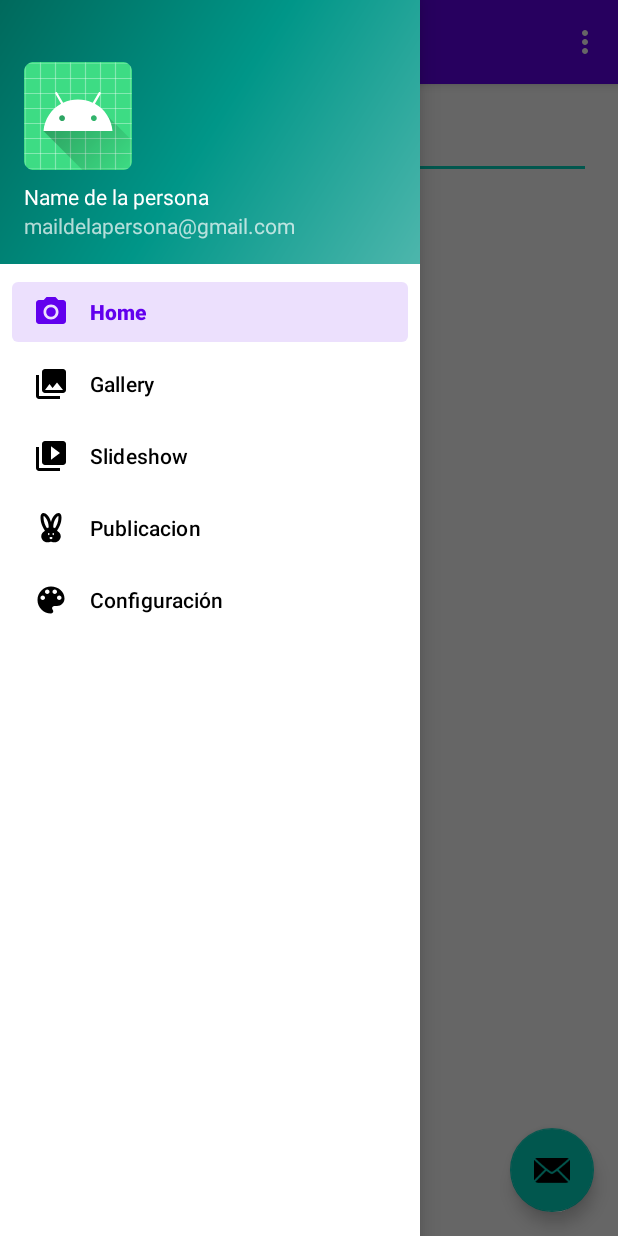
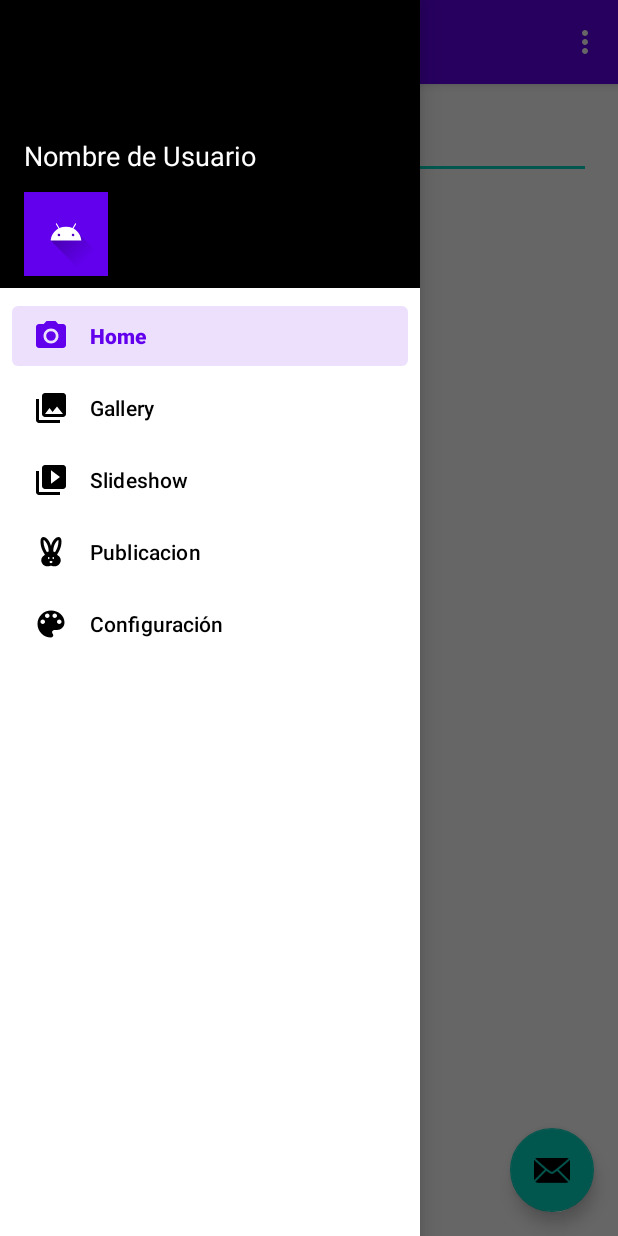
Before and after one commit to KaiserGott/BepawsomeDos, an Android app: the MainActivity screen opened directly, with no data from a screen before it, with the side drawer open, on a phone screen of 412 x 824 dp. Run offline under Robolectric (Android 15) with nearby library versions, the phone set to English and light mode, and no system bars; our stand-ins replace Firebase (no records; nobody signed in at launch, a user with empty details on screens opened directly), navigation-ui; pictures from the network do not load; 2 statements that could not run were skipped.

Commit message:
cambios varios

```diff
--- a/app/src/main/java/com/example/bepawsomedos/MainActivity.kt
+++ b/app/src/main/java/com/example/bepawsomedos/MainActivity.kt
@@ -12,14 +12,20 @@ import androidx.navigation.ui.setupWithNavController
 import com.example.bepawsomedos.databinding.ActivityMainBinding
 import com.google.android.material.snackbar.Snackbar
 import com.google.android.material.navigation.NavigationView
-import com.google.firebase.database.DatabaseReference
-import com.google.firebase.database.FirebaseDatabase
+import com.google.firebase.auth.FirebaseAuth
+import com.google.firebase.database.*
+import com.bumptech.glide.Glide
+import android.util.Log
+import android.widget.ImageView
+import android.widget.TextView
+import com.example.bepawsomedos.models.User
 
 class MainActivity : AppCompatActivity() {
 
     private lateinit var appBarConfiguration: AppBarConfiguration
     private lateinit var binding: ActivityMainBinding
     private lateinit var databaseReference: DatabaseReference
+    private lateinit var firebaseAuth: FirebaseAuth
 
     override fun onCreate(savedInstanceState: Bundle?) {
         super.onCreate(savedInstanceState)
@@ -27,6 +33,7 @@ class MainActivity : AppCompatActivity() {
 
         // Ahora obtén la referencia de la base de datos después de habilitar la persistencia
         databaseReference = FirebaseDatabase.getInstance().reference
+        firebaseAuth = FirebaseAuth.getInstance()
 
         binding = ActivityMainBinding.inflate(layoutInflater)
         setContentView(binding.root)
@@ -42,7 +49,7 @@ class MainActivity : AppCompatActivity() {
         val navController = findNavController(R.id.nav_host_fragment_content_main)
 
         // Passing each menu ID as a set of Ids because each
-        // menu should be considered as top level destinations.
+        // menu should be considered as top-level destinations.
         appBarConfiguration = AppBarConfiguration(
             setOf(
                 R.id.nav_home, R.id.nav_gallery, R.id.nav_slideshow, R.id.nav_publicacion, R.id.nav_configuracion
@@ -54,6 +61,43 @@ class MainActivity : AppCompatActivity() {
 
         // Configuración de NavigationView con el controlador de navegación
         navView.setupWithNavController(navController)
+
+        // Obtener el nombre de usuario y su imagen
+        val headerView = navView.getHeaderView(0)
+        val textViewUserName = headerView.findViewById<TextView>(R.id.textViewNombreUsuarioHeader)
+        val imageViewUser = headerView.findViewById<ImageView>(R.id.imageViewUserProfileHeader)
+
+        // Obtén el usuario actual
+        val currentUser = firebaseAuth.currentUser
+        val userId = currentUser?.uid
+
+        if (currentUser != null) {
+            databaseReference.child("usuarios").child(userId!!).addListenerForSingleValueEvent(object : ValueEventListener {
+                override fun onDataChange(snapshot: DataSnapshot) {
+                    val user = snapshot.getValue(User::class.java)
+                    if (user != null) {
+                        val name = user.name ?: ""
+                        val imageUrl = user.imageUrl ?: ""
+
+                        Log.d("MainActivity", "Datos del usuario obtenidos correctamente.")
+                        Log.d("MainActivity", "Nombre de usuario: $name")
+                        Log.d("MainActivity", "URL de la imagen: $imageUrl")
+
+                        textViewUserName.text = name
+
+                        if (imageUrl.isNotEmpty()) {
+                            Glide.with(applicationContext).load(imageUrl).into(imageViewUser)
+                        }
+                    } else {
+                        Log.e("MainActivity", "Error: No se pudo obtener el objeto User.")
+                    }
+                }
+
+                override fun onCancelled(error: DatabaseError) {
+                    Log.e("MainActivity", "Error al obtener datos del usuario: ${error.message}")
+                }
+            })
+        }
     }
 
     override fun onCreateOptionsMenu(menu: Menu): Boolean {
--- a/app/src/main/java/com/example/bepawsomedos/ui/publicacion/PublicacionFragment.kt
+++ b/app/src/main/java/com/example/bepawsomedos/ui/publicacion/PublicacionFragment.kt
@@ -13,13 +13,10 @@ import android.widget.RadioGroup
 import android.widget.Spinner
 import android.widget.Toast
 import androidx.fragment.app.Fragment
-import androidx.lifecycle.ViewModelProvider
 import com.example.bepawsomedos.R
 import com.example.bepawsomedos.api.DogApiService
 import com.example.bepawsomedos.api.DogBreedsResponse
 import com.example.bepawsomedos.models.Animal
-import com.example.bepawsomedos.viewModels.AnimalViewModel
-import com.example.bepawsomedos.viewModels.AnimalViewModelFactory
 import com.google.firebase.auth.FirebaseAuth
 import com.google.firebase.database.DatabaseReference
 import com.google.firebase.database.FirebaseDatabase
--- a/app/src/main/res/layout/item_image.xml
+++ b/app/src/main/res/layout/item_image.xml
@@ -1,6 +1,6 @@
-<?xml version="1.0" encoding="utf-8"?>
-<androidx.constraintlayout.widget.ConstraintLayout xmlns:android="http://schemas.android.com/apk/res/android"
+<ImageView
+    xmlns:android="http://schemas.android.com/apk/res/android"
+    android:id="@+id/imageView"
     android:layout_width="match_parent"
-    android:layout_height="match_parent">
-
-</androidx.constraintlayout.widget.ConstraintLayout>
+    android:layout_height="wrap_content"
+    android:scaleType="centerCrop"/>
--- a/app/src/main/res/layout/nav_header_main.xml
+++ b/app/src/main/res/layout/nav_header_main.xml
@@ -1,35 +1,40 @@
-<?xml version="1.0" encoding="utf-8"?>
-<LinearLayout xmlns:android="http://schemas.android.com/apk/res/android"
+<LinearLayout
+    xmlns:android="http://schemas.android.com/apk/res/android"
     xmlns:app="http://schemas.android.com/apk/res-auto"
     android:layout_width="match_parent"
-    android:layout_height="@dimen/nav_header_height"
-    android:background="@drawable/side_nav_bar"
+    android:layout_height="192dp"
+    android:orientation="vertical"
     android:gravity="bottom"
-    android:orientation="vertical"
-    android:paddingLeft="@dimen/activity_horizontal_margin"
-    android:paddingTop="@dimen/activity_vertical_margin"
-    android:paddingRight="@dimen/activity_horizontal_margin"
-    android:paddingBottom="@dimen/activity_vertical_margin"
-    android:theme="@style/ThemeOverlay.AppCompat.Dark">
+    android:background="?attr/colorPrimaryDark"
+    android:paddingLeft="16dp"
+    android:paddingTop="16dp"
+    android:paddingRight="16dp"
+    android:paddingBottom="8dp">
 
-    <ImageView
-        android:id="@+id/imageView"
-        android:layout_width="wrap_content"
-        android:layout_height="wrap_content"
-        android:contentDescription="@string/nav_header_desc"
-        android:paddingTop="@dimen/nav_header_vertical_spacing"
-        app:srcCompat="@mipmap/ic_launcher_round" />
-
+    <!-- Agrega el TextView para el nombre de usuario -->
     <TextView
+        android:id="@+id/textViewNombreUsuarioHeader"
         android:layout_width="match_parent"
         android:layout_height="wrap_content"
-        android:paddingTop="@dimen/nav_header_vertical_spacing"
-        android:text="@string/nav_header_title"
-        android:textAppearance="@style/TextAppearance.AppCompat.Body1" />
+        android:textColor="@android:color/white"
+        android:textSize="18sp"
+        android:text="Nombre de Usuario"
+        android:paddingTop="4dp"
+        android:paddingBottom="4dp"/>
 
-    <TextView
-        android:id="@+id/textView"
-        android:layout_width="wrap_content"
-        android:layout_height="wrap_content"
-        android:text="@string/nav_header_subtitle" />
+    <!-- Agrega el ImageView para la imagen del usuario -->
+    <ImageView
+        android:id="@+id/imageViewUserProfileHeader"
+        android:layout_width="56dp"
+        android:layout_height="56dp"
+        android:layout_marginTop="8dp"
+        android:src="@drawable/ic_launcher_foreground"
+        android:background="?attr/colorPrimary"
+        android:padding="4dp"
+        app:layout_constraintBottom_toBottomOf="parent"
+        app:layout_constraintEnd_toEndOf="parent"
+        app:layout_constraintStart_toStartOf="parent"
+        app:layout_constraintTop_toTopOf="parent"
+        android:contentDescription="Profile Image"/>
+
 </LinearLayout>
--- a/app/src/main/res/values/strings.xml
+++ b/app/src/main/res/values/strings.xml
@@ -3,7 +3,7 @@
     <string name="navigation_drawer_open">Open navigation drawer</string>
     <string name="navigation_drawer_close">Close navigation drawer</string>
     <string name="nav_header_title">Name de la persona</string>
-    <string name="nav_header_subtitle">maildelapersona@gmail.com</string>
+    <string name="nav_header_subtitle">mail</string>
     <string name="nav_header_desc">Navigation header</string>
     <string name="action_settings">Settings</string>
 
```
